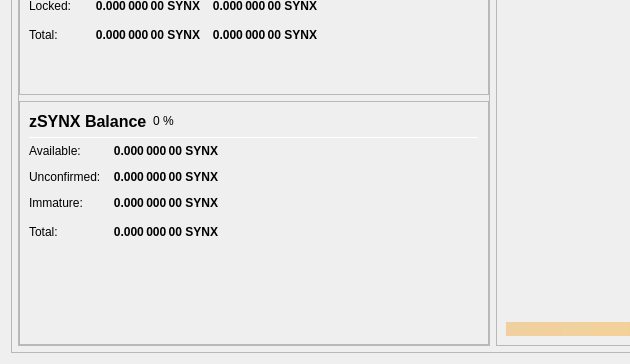
This is src/qt/forms/overviewpage.ui in PIVX-Project/PIVX as Qt 5 draws it before an edit; both pictures show x 0 to 630 and y 477 to 841 of the 978 by 841 pixel window. The edited form follows.
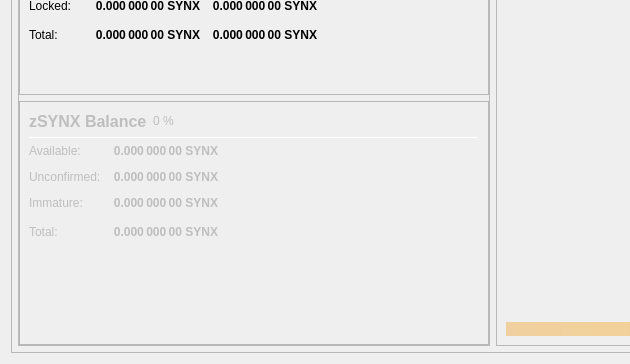
This is the edited form.

What changed in the file:
```diff
--- a/src/qt/forms/overviewpage.ui
+++ b/src/qt/forms/overviewpage.ui
@@ -827,6 +827,9 @@
                   </item>
                   <item>
                    <widget class="QFrame" name="frame_ZerocoinBalances">
+                    <property name="enabled">
+                     <bool>false</bool>
+                    </property>
                     <property name="frameShape">
                      <enum>QFrame::StyledPanel</enum>
                     </property>
```
